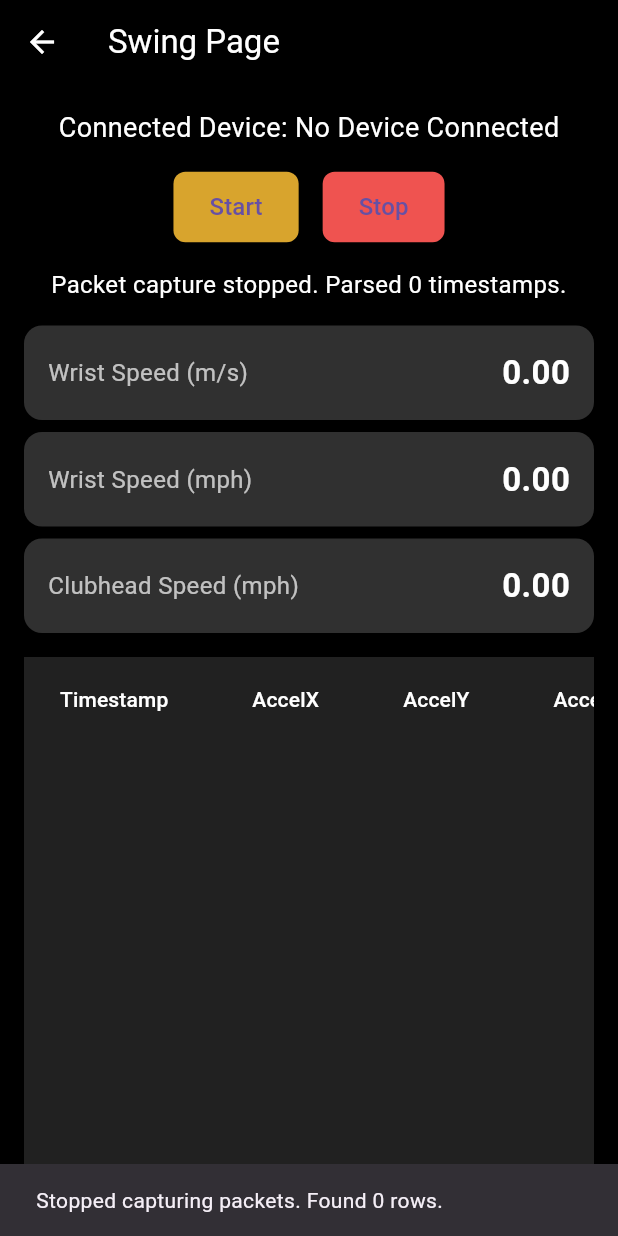
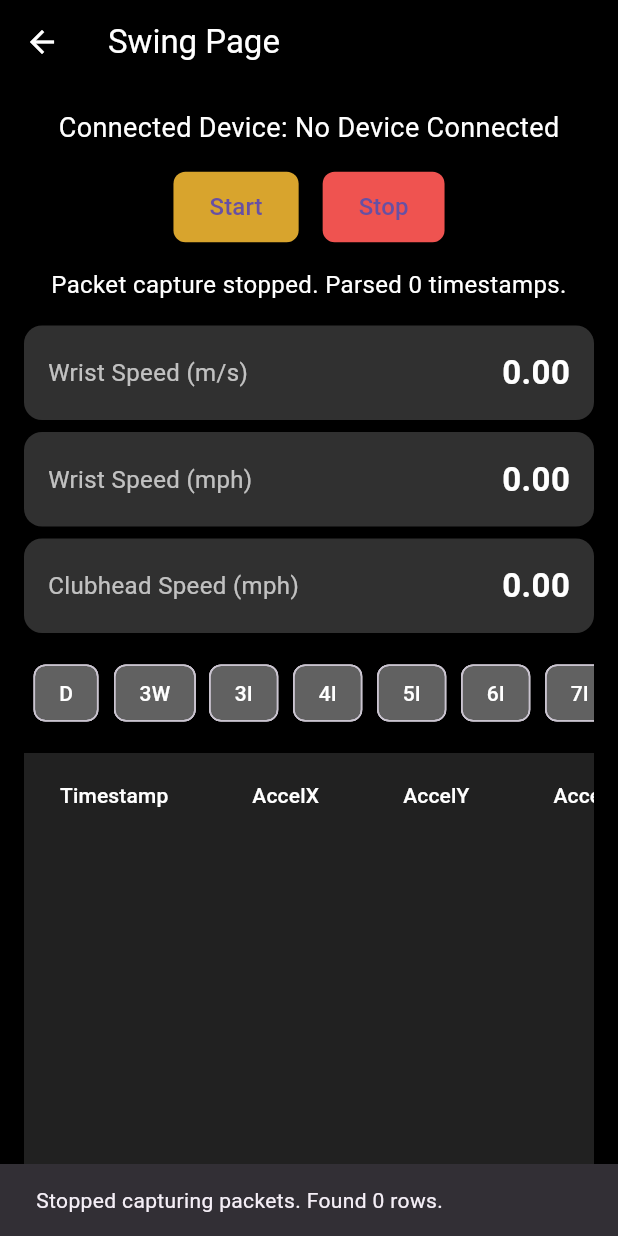
Before and after one commit to JuaneX1/extropian, a Flutter app: the SwingPage screen opened directly, after a tap on "Stop", on a phone screen of 412 x 824 dp. Run offline on Flutter 3.47's test engine with Material 3 defaults, Android fonts, the phone set to English and light mode, and no system bars; our stand-ins replace cloud_firestore, firebase_auth, firebase_core, flutter_blue_plus, google_fonts, syncfusion_flutter_charts; accounts and stored records are empty; Roboto replaces fonts that are missing (Tomorrow).

Commit message:
Added functionality to send swings to firebass
Also fixed UI bug for selected club with 60 degree

```diff
--- a/lib/pages/swing_history.dart
+++ b/lib/pages/swing_history.dart
@@ -204,7 +204,7 @@ class _ClubSessionsScreenState extends State<ClubSessionsScreen> {
                 mainAxisAlignment: MainAxisAlignment.spaceAround,
                 children: [
                   _buildMetricButton(context, 'Wrist Speed', 'wrist_speed'),
-                  _buildMetricButton(context, 'Hip Rotation', 'hip_rotation'),
+                  //_buildMetricButton(context, 'Hip Rotation', 'hip_rotation'),
                   _buildMetricButton(context, 'Club Head Speed', 'club_head_speed'),
                 ],
               ),
--- a/lib/pages/swing_history_session.dart
+++ b/lib/pages/swing_history_session.dart
@@ -131,7 +131,7 @@ class _SessionSwingsScreenState extends State<SessionSwingsScreen> {
                   mainAxisAlignment: MainAxisAlignment.spaceAround,
                   children: [
                     _buildMetricButton(context, 'Wrist Speed', 'wrist_speed'),
-                    _buildMetricButton(context, 'Hip Rotation', 'hip_rotation'),
+                    //_buildMetricButton(context, 'Hip Rotation', 'hip_rotation'),
                     _buildMetricButton(context, 'Club Head Speed', 'club_head_speed'),
                   ],
                 ),
--- a/lib/pages/swing_page.dart
+++ b/lib/pages/swing_page.dart
@@ -3,9 +3,16 @@ import 'package:flutter/material.dart';
 import 'package:flutter_blue_plus/flutter_blue_plus.dart';
 import 'package:google_fonts/google_fonts.dart';
 import 'package:provider/provider.dart';
+import 'package:cloud_firestore/cloud_firestore.dart';
+import 'package:firebase_auth/firebase_auth.dart';
+import 'package:intl/intl.dart';
+import 'dart:math';
+import 'package:google_fonts/google_fonts.dart';
 
 import '../algorithms/calculations.dart';
 import 'bluetooth_provider.dart';
+
+
 
 class SwingPage extends StatefulWidget {
   const SwingPage({super.key});
@@ -20,6 +27,80 @@ class _SwingPageState extends State<SwingPage> {
   Map<int, SensorDataRow> _parsedDataMap = {};
   Map<String, dynamic>? _swingMetrics;
   StreamSubscription<List<int>>? _subscription;
+  final FirebaseFirestore _firestore = FirebaseFirestore.instance;
+  final User? _user = FirebaseAuth.instance.currentUser;
+
+  String? selectedClub;
+  final Map<String, String> clubMapping = {
+    'D': 'Driver',
+    '3W': '3 Wood',
+    '3I': '3 Iron',
+    '4I': '4 Iron',
+    '5I': '5 Iron',
+    '6I': '6 Iron',
+    '7I': '7 Iron',
+    '8I': '8 Iron',
+    '9I': '9 Iron',
+    'PW': 'Pitching Wedge',
+    'SW': 'Sand Wedge',
+    '60°': '60 Degree'
+  };
+  Future<void> _saveSelectedClub() async {
+    if (selectedClub == null) {
+      ScaffoldMessenger.of(context).showSnackBar(
+        const SnackBar(content: Text('Please select a golf club')),
+      );
+      return;
+    }
+
+    String fullClubName = clubMapping[selectedClub] ?? selectedClub!;
+    String currentDate = DateFormat('MMMM d, yyyy').format(DateTime.now());
+
+    try {
+      var dateDocRef = _firestore
+          .collection('users_swings')
+          .doc(_user?.uid)
+          .collection(fullClubName)
+          .doc(currentDate);
+
+
+      // Get existing document to check totalSwings count
+      var docSnapshot = await dateDocRef.get();
+      int newSwingNumber = 1;
+
+      if (docSnapshot.exists) {
+        var data = docSnapshot.data();
+        if (data != null && data.containsKey('totalSwings')) {
+          newSwingNumber = (data['totalSwings'] as int) + 1;
+        }
+        await dateDocRef.update({'totalSwings': newSwingNumber});
+      } else {
+        await dateDocRef.set({'totalSwings': newSwingNumber});
+      }
+      double wristSpeed = _swingMetrics!["maxWristSpeed_mph"];
+      double clubHeadSpeed = _swingMetrics!["clubheadSpeed_mph"];
+
+      await dateDocRef.collection('swings').doc(newSwingNumber.toString()).set({
+            'wrist_speed': wristSpeed,
+            'club_head_speed': clubHeadSpeed,
+            'hip_rotation': 0,
+            'start_end_rotation': 0,
+            'hip_wrist_lag': 0,
+            'back_posture': 0,
+            'date': FieldValue.serverTimestamp(),
+      });
+
+
+
+      ScaffoldMessenger.of(context).showSnackBar(
+        SnackBar(content: Text('Swing $newSwingNumber added under "$fullClubName/$currentDate"!')),
+      );
+    } catch (e) {
+      ScaffoldMessenger.of(context).showSnackBar(
+        SnackBar(content: Text('Failed to save swing: $e')),
+      );
+    }
+  }
 
   // Start capturing raw packets from the target characteristic
   Future<void> _startPacketCapture() async {
@@ -105,6 +186,7 @@ class _SwingPageState extends State<SwingPage> {
     ScaffoldMessenger.of(context).showSnackBar(
       SnackBar(content: Text("Stopped capturing packets. Found ${parsedMap.length} rows.")),
     );
+    _saveSelectedClub();
   }
 
   @override
@@ -190,6 +272,27 @@ class _SwingPageState extends State<SwingPage> {
                       value: _swingMetrics!["clubheadSpeed_mph"].toStringAsFixed(2)),
                 ],
               ),
+            const SizedBox(height: 16),
+
+            SingleChildScrollView(
+              scrollDirection: Axis.horizontal,
+              child: Row(
+                children: clubMapping.keys.map((club) => Padding(
+                      padding: const EdgeInsets.symmetric(horizontal: 4.0),
+                      child: ChoiceChip(
+                        label: Text(club, style: GoogleFonts.tomorrow(color: Colors.white)),
+                        selected: selectedClub == club,
+                        onSelected: (isSelected) {
+                          setState(() {
+                            selectedClub = club;
+                          });
+                        },
+                        backgroundColor: Colors.grey[700],
+                        selectedColor: Color(0xFFD8A42D),
+                      ),
+                    )).toList(),
+              ),
+            ),
             const SizedBox(height: 16),
             // A sliver-like area to scroll through parsed packet rows (table)
             Expanded(
```
